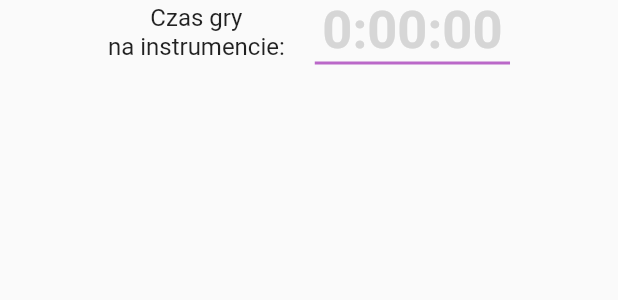
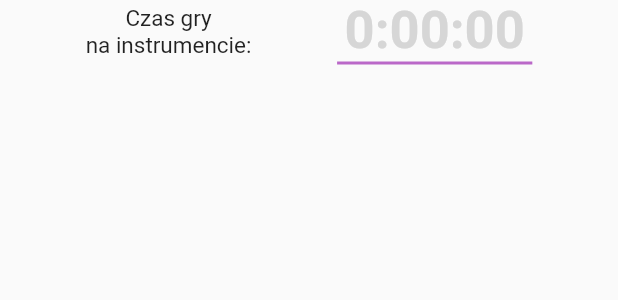
Before and after one commit to Michal-Szkoda-91/music_callendar, a Flutter app: the ActualPlayTimeRow widget shown alone on an empty page, opened directly with empty values, on a phone screen of 412 x 824 dp. Shown: the top 300 px of the screen. Run offline on Flutter 3.47's test engine with Material 2 defaults, Android fonts, the phone set to English and light mode, and no system bars; our stand-ins replace community_material_icon, sqflite, syncfusion_flutter_sliders, table_calendar, wakelock; missing offline and left inert: record; accounts and stored records are empty.

Commit message:
poprawiono slidery

```diff
--- a/lib/widgets/actual_play_time_row.dart
+++ b/lib/widgets/actual_play_time_row.dart
@@ -5,7 +5,8 @@ class ActualPlayTimeRow extends StatelessWidget {
     Key? key,
     required this.actualPlayTime,
     required bool isRecording,
-  }) : _isRecording = isRecording, super(key: key);
+  })  : _isRecording = isRecording,
+        super(key: key);
 
   final Duration actualPlayTime;
   final bool _isRecording;
@@ -13,17 +14,16 @@ class ActualPlayTimeRow extends StatelessWidget {
   @override
   Widget build(BuildContext context) {
     return Row(
-      mainAxisAlignment: MainAxisAlignment.center,
+      mainAxisAlignment: MainAxisAlignment.spaceEvenly,
       children: [
         Text(
           'Czas gry \nna instrumencie:',
           style: TextStyle(
-            fontSize: 16,
+            fontSize: 15,
             fontWeight: FontWeight.w400,
           ),
           textAlign: TextAlign.center,
         ),
-        const SizedBox(width: 20),
         Container(
           padding: EdgeInsets.symmetric(horizontal: 5),
           decoration: BoxDecoration(
--- a/lib/widgets/delete_button.dart
+++ b/lib/widgets/delete_button.dart
@@ -36,7 +36,7 @@ class _DeleteButtonState extends State<DeleteButton> {
         // Navigator.of(context).pop();
       },
       icon: Icon(Icons.delete),
-      label: Text("Usuń wydarzenie"),
+      label: Text("Usuń wydarz."),
     );
   }
 
--- a/lib/widgets/eqalizer.dart
+++ b/lib/widgets/eqalizer.dart
@@ -16,8 +16,8 @@ class Equalizer extends StatelessWidget {
   @override
   Widget build(BuildContext context) {
     return Container(
-      width: MediaQuery.of(context).size.width * 0.8,
-      height: MediaQuery.of(context).size.width * 0.8,
+      width: MediaQuery.of(context).size.width * 0.75,
+      height: MediaQuery.of(context).size.width * 0.75,
       alignment: Alignment.center,
       child: AnimatedContainer(
         duration: Duration(milliseconds: 150),
--- a/lib/widgets/record_&_silence_slider.dart
+++ b/lib/widgets/record_&_silence_slider.dart
@@ -37,7 +37,7 @@ class _RecordSilenceSliderState extends State<RecordSilenceSlider> {
                   ],
                   colors: [
                     Colors.red,
-                    Colors.white,
+                    Theme.of(context).primaryColor,
                   ],
                 ),
               ),
@@ -69,7 +69,7 @@ class _RecordSilenceSliderState extends State<RecordSilenceSlider> {
                   ],
                   colors: [
                     Colors.green,
-                    Colors.white,
+                    Theme.of(context).primaryColor,
                   ],
                 ),
               ),
```
Also changed, not shown: lib/widgets/play_time_row.dart (+4 -5 lines), lib/widgets/sensitive_slider.dart (+19 -3 lines).
